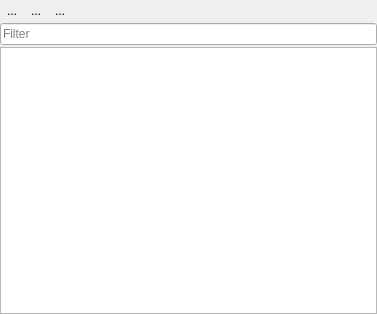
The window that enmapbox/gui/ui/dockpanel.ui (jakimowb/enmapbox_testmigration2) describes before a commit, drawn with Qt 5.
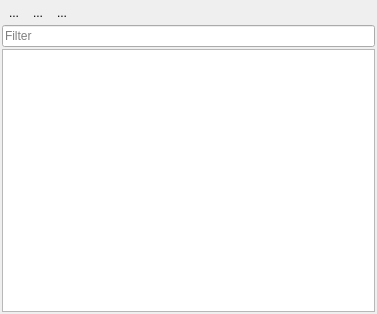
The same window after the commit. Icons and pictures are not drawn. Custom widgets are drawn as their Qt base class.

Commit message: adjusted layout margins

Diff of the .ui file:
```diff
--- a/enmapbox/gui/ui/dockpanel.ui
+++ b/enmapbox/gui/ui/dockpanel.ui
@@ -25,16 +25,16 @@
      <number>2</number>
     </property>
     <property name="leftMargin">
-     <number>0</number>
+     <number>2</number>
     </property>
     <property name="topMargin">
-     <number>0</number>
+     <number>2</number>
     </property>
     <property name="rightMargin">
-     <number>0</number>
+     <number>2</number>
     </property>
     <property name="bottomMargin">
-     <number>0</number>
+     <number>2</number>
     </property>
     <item>
      <layout class="QHBoxLayout" name="horizontalLayout">
```
The commit also changes 2 other files.
